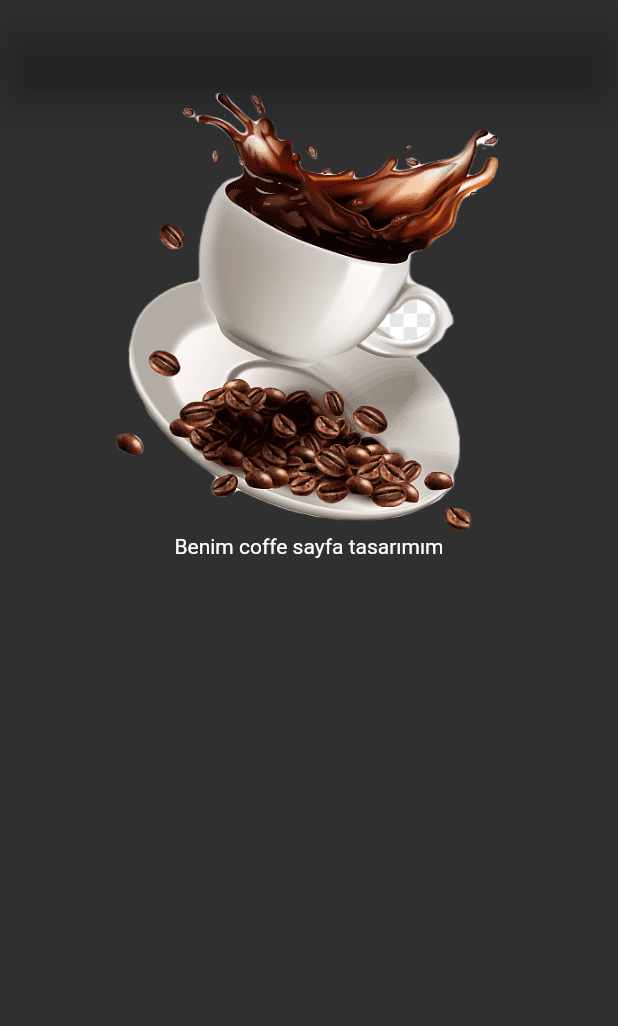
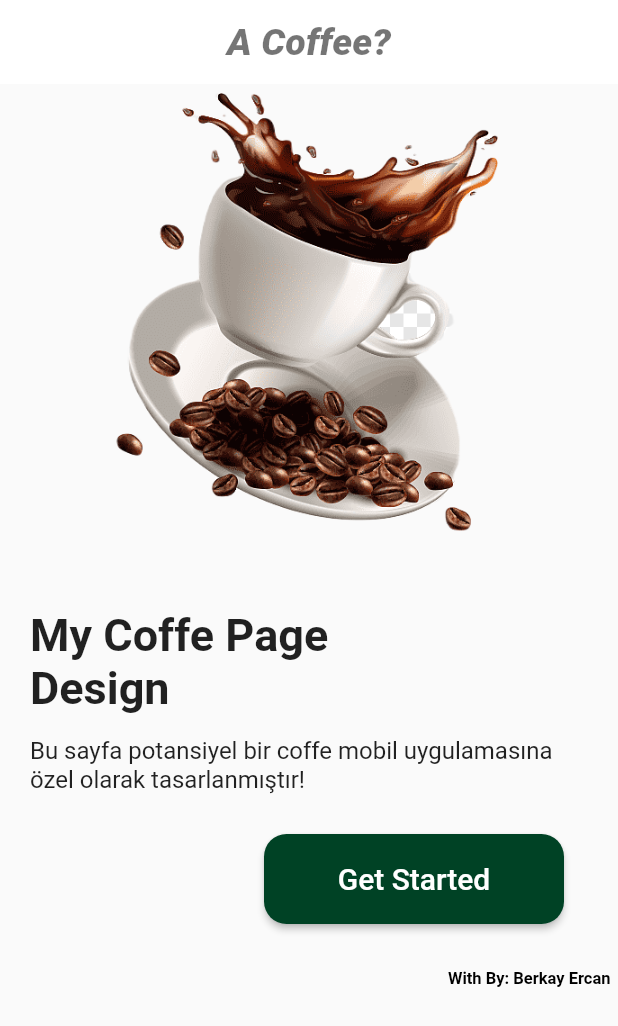
Before and after one commit to berkayercan3/Flutter, a Flutter app: the screen it shows after launch, on a phone screen of 412 x 824 dp. Shown: the top 1026 px of the screen. Run offline on Flutter 3.47's test engine with Material 2 defaults, Android fonts, the light colour scheme and no system bars; missing offline and left inert: dart:ffi.

Commit message:
AttemptDemoOne
Potansiyel bir coffe shop page

```diff
--- a/KAFE/lib/101/button_learn.dart
+++ b/KAFE/lib/101/button_learn.dart
@@ -52,8 +52,8 @@ class ButtonLearn extends StatelessWidget {
               minimumSize: Size(300, 100),
             ),
             onPressed: () {},
-            child: Padding(
-                padding: const EdgeInsets.only(
+            child: const Padding(
+                padding: EdgeInsets.only(
                     top: 20, bottom: 20, right: 40, left: 40),
                 child: Text(
                   'Success',
--- a/KAFE/lib/Demos/My_attempt_demo.dart
+++ b/KAFE/lib/Demos/My_attempt_demo.dart
@@ -7,7 +7,14 @@ class MyAttemptDemo extends StatelessWidget {
   Widget build(BuildContext context) {
     return Scaffold(
       appBar: AppBar(
-
+        backgroundColor: Colors.white,
+        elevation: 0,
+        title: const Text('A Coffee?',
+            style: TextStyle(
+                color: Colors.black54,
+                fontStyle: FontStyle.italic,
+                fontSize: 25,
+                fontWeight: FontWeight.w900)),
       ),
       body: Column(
         children: [
@@ -19,12 +26,71 @@ class MyAttemptDemo extends StatelessWidget {
               child: PictureImageone(path: ImageItems().pictureWithoutPath),
             ),
           ),
-          const SizedBox(
-            child: Text(
-                'Benim coffe sayfa tasarımım',
-            textAlign: TextAlign.left,
+          const Padding(
+            padding: EdgeInsets.only(top: 50, right: 150, left: 20),
+            child: SizedBox(
+              child: Text(
+                style: TextStyle(fontWeight: FontWeight.w600, fontSize: 30),
+                'My Coffe Page Design ',
+                textAlign: TextAlign.left,
+              ),
             ),
-          )
+          ),
+          const Padding(
+            padding: EdgeInsets.only(top: 15, right: 20, left: 20),
+            child: SizedBox(
+              child: Text(
+                style: TextStyle(
+                    fontWeight: FontWeight.w400,
+                    color: Colors.black87,
+                    fontSize: 16),
+                'Bu sayfa potansiyel bir coffe mobil uygulamasına özel olarak tasarlanmıştır!',
+                textAlign: TextAlign.left,
+              ),
+            ),
+          ),
+
+          Container(
+            height: 100,
+            width: 400,
+            alignment: Alignment.bottomRight,
+            child: Padding(
+              padding: const EdgeInsets.only(right: 30,bottom: 13),
+              child: ElevatedButton(
+                onPressed: () {},
+                style: ElevatedButton.styleFrom(
+                  minimumSize: const Size(200, 60),
+                  backgroundColor: const Color.fromRGBO(0, 66, 37,10),
+                  shape: const RoundedRectangleBorder(
+                    borderRadius: BorderRadius.all(Radius.circular(15)),
+                  ),
+                ),
+
+                child: const Text(
+                  'Get Started',
+                  style: TextStyle(
+                    fontSize: 20,
+                  ),
+                ),
+              ),
+            ),
+          ),
+
+          Container(
+            alignment: Alignment.bottomRight,
+            child: const Padding(
+              padding: EdgeInsets.only(top: 17, right: 5, left: 20),
+              child: SizedBox(
+                child: Text(
+                  style: TextStyle(
+                      fontWeight: FontWeight.w600,
+                      color: Colors.black,
+                      fontSize: 11),
+                  'With By: Berkay Ercan',
+                ),
+              ),
+            ),
+          ),
         ],
       ),
     );
--- a/KAFE/lib/main.dart
+++ b/KAFE/lib/main.dart
@@ -43,7 +43,7 @@ class MyApp extends StatelessWidget {
     return MaterialApp(
       title: 'Flutter Demo',
       debugShowCheckedModeBanner: false,
-      theme: ThemeData.dark().copyWith(
+      theme: ThemeData.light().copyWith(
           progressIndicatorTheme:
               const ProgressIndicatorThemeData(color: Colors.white),
           //projede genel kullanilacak olan indicatoru belirledik
```
